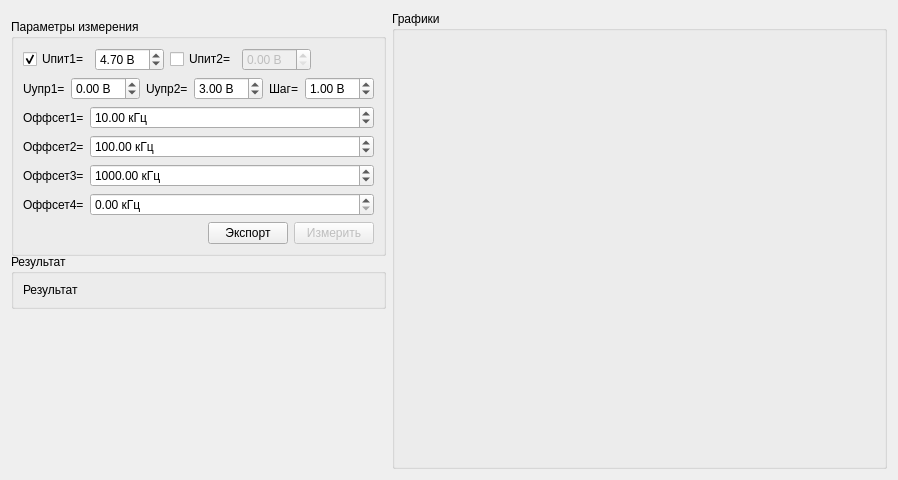
igrekus/vco_measure, file vcocharwidget.ui: the form before one commit.
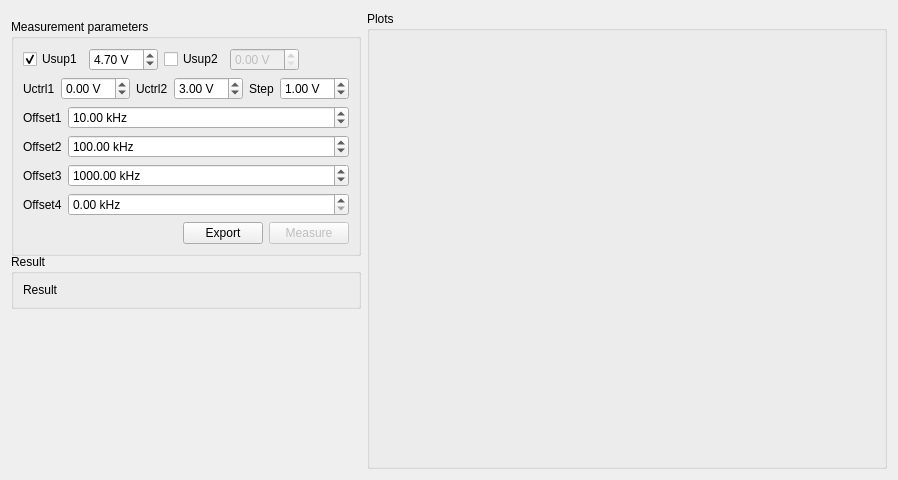
The form after the commit.

Commit message: WIP: translate labels into English

The edit to the form file:
```diff
--- a/vcocharwidget.ui
+++ b/vcocharwidget.ui
@@ -37,7 +37,7 @@
         </size>
        </property>
        <property name="title">
-        <string>Параметры измерения</string>
+        <string>Measurement parameters</string>
        </property>
        <layout class="QVBoxLayout" name="verticalLayout">
         <property name="sizeConstraint">
@@ -53,7 +53,7 @@
                <bool>true</bool>
               </property>
               <property name="text">
-               <string>Uпит1=</string>
+               <string>Usup1</string>
               </property>
               <property name="checked">
                <bool>true</bool>
@@ -69,7 +69,7 @@
                <string/>
               </property>
               <property name="suffix">
-               <string> В</string>
+               <string> V</string>
               </property>
               <property name="maximum">
                <double>30.000000000000000</double>
@@ -85,7 +85,7 @@
                <bool>true</bool>
               </property>
               <property name="text">
-               <string>Uпит2=</string>
+               <string>Usup2</string>
               </property>
              </widget>
             </item>
@@ -95,7 +95,7 @@
                <bool>false</bool>
               </property>
               <property name="suffix">
-               <string> В</string>
+               <string> V</string>
               </property>
               <property name="maximum">
                <double>30.000000000000000</double>
@@ -122,7 +122,7 @@
             <item>
              <widget class="QLabel" name="lblDutVstart">
               <property name="text">
-               <string>Uупр1=</string>
+               <string>Uctrl1</string>
               </property>
              </widget>
             </item>
@@ -132,7 +132,7 @@
                <bool>true</bool>
               </property>
               <property name="suffix">
-               <string> В</string>
+               <string> V</string>
               </property>
               <property name="minimum">
                <double>-5.000000000000000</double>
@@ -151,7 +151,7 @@
             <item>
              <widget class="QLabel" name="lblDutVend">
               <property name="text">
-               <string>Uупр2=</string>
+               <string>Uctrl2</string>
               </property>
              </widget>
             </item>
@@ -161,7 +161,7 @@
                <bool>true</bool>
               </property>
               <property name="suffix">
-               <string> В</string>
+               <string> V</string>
               </property>
               <property name="minimum">
                <double>-5.000000000000000</double>
@@ -180,7 +180,7 @@
             <item>
              <widget class="QLabel" name="lblDutVstep">
               <property name="text">
-               <string>Шаг=</string>
+               <string>Step</string>
               </property>
              </widget>
             </item>
@@ -190,7 +190,7 @@
                <bool>true</bool>
               </property>
               <property name="suffix">
-               <string> В</string>
+               <string> V</string>
               </property>
               <property name="maximum">
                <double>15.000000000000000</double>
@@ -210,14 +210,14 @@
             <item row="0" column="0">
              <widget class="QLabel" name="lblOffsetF1">
               <property name="text">
-               <string>Оффсет1=</string>
+               <string>Offset1</string>
               </property>
              </widget>
             </item>
             <item row="0" column="1">
              <widget class="QDoubleSpinBox" name="spinOffsetF1">
               <property name="suffix">
-               <string> кГц</string>
+               <string> kHz</string>
               </property>
               <property name="maximum">
                <double>1000000.000000000000000</double>
@@ -230,14 +230,14 @@
             <item row="1" column="0">
              <widget class="QLabel" name="lblOffsetF2">
               <property name="text">
-               <string>Оффсет2=</string>
+               <string>Offset2</string>
               </property>
              </widget>
             </item>
             <item row="1" column="1">
              <widget class="QDoubleSpinBox" name="spinOffsetF2">
               <property name="suffix">
-               <string> кГц</string>
+               <string> kHz</string>
               </property>
               <property name="maximum">
                <double>1000000.000000000000000</double>
@@ -250,14 +250,14 @@
             <item row="2" column="0">
              <widget class="QLabel" name="lblOffsetF3">
               <property name="text">
-               <string>Оффсет3=</string>
+               <string>Offset3</string>
               </property>
              </widget>
             </item>
             <item row="2" column="1">
              <widget class="QDoubleSpinBox" name="spinOffsetF3">
               <property name="suffix">
-               <string> кГц</string>
+               <string> kHz</string>
               </property>
               <property name="maximum">
                <double>1000000.000000000000000</double>
@@ -270,14 +270,14 @@
             <item row="3" column="0">
              <widget class="QLabel" name="lblOffsetF4">
               <property name="text">
-               <string>Оффсет4=</string>
+               <string>Offset4</string>
               </property>
              </widget>
             </item>
             <item row="3" column="1">
              <widget class="QDoubleSpinBox" name="spinOffsetF4">
               <property name="suffix">
-               <string> кГц</string>
+               <string> kHz</string>
               </property>
               <property name="maximum">
                <double>1000000.000000000000000</double>
@@ -304,7 +304,7 @@
             <item>
              <widget class="QPushButton" name="btnExport">
               <property name="text">
-               <string>Экспорт</string>
+               <string>Export</string>
               </property>
              </widget>
             </item>
@@ -314,7 +314,7 @@
                <bool>false</bool>
               </property>
               <property name="text">
-               <string>Измерить</string>
+               <string>Measure</string>
               </property>
              </widget>
             </item>
@@ -328,13 +328,13 @@
      <item>
       <widget class="QGroupBox" name="grpResult">
        <property name="title">
-        <string>Результат</string>
+        <string>Result</string>
        </property>
        <layout class="QVBoxLayout" name="verticalLayout_2">
         <item>
          <widget class="QLabel" name="lblResult">
           <property name="text">
-           <string>Результат</string>
+           <string>Result</string>
           </property>
          </widget>
         </item>
@@ -365,7 +365,7 @@
       </sizepolicy>
      </property>
      <property name="title">
-      <string>Графики</string>
+      <string>Plots</string>
      </property>
      <layout class="QGridLayout" name="plotGrid"/>
     </widget>
```
The commit also changes 5 other files.
